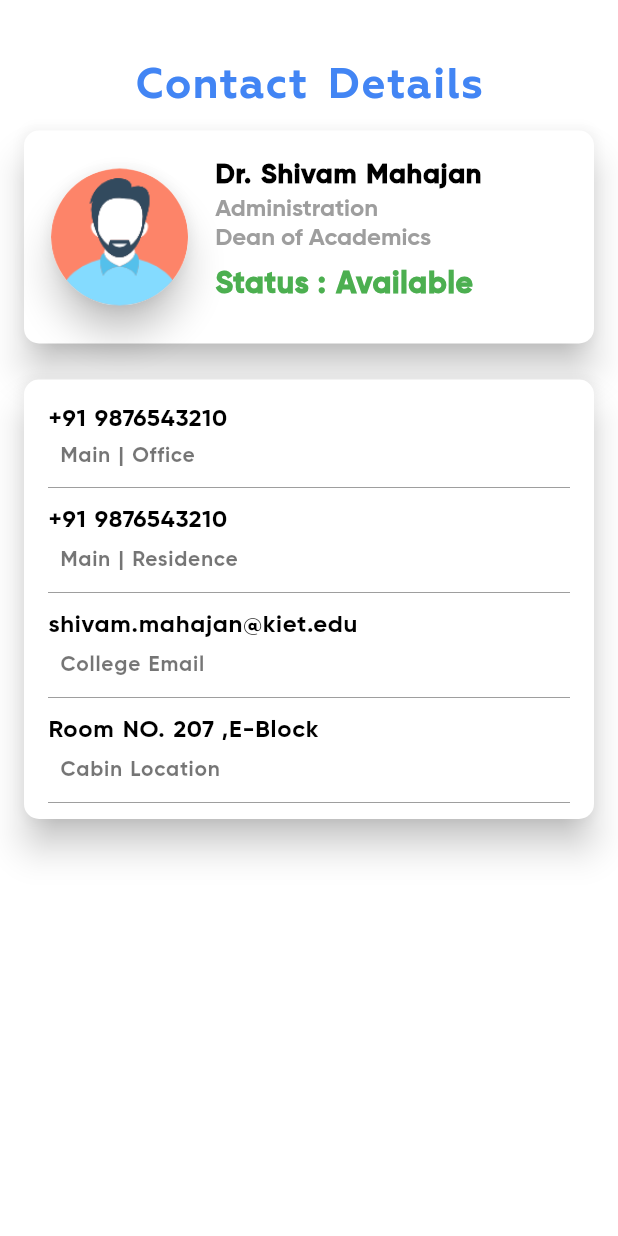
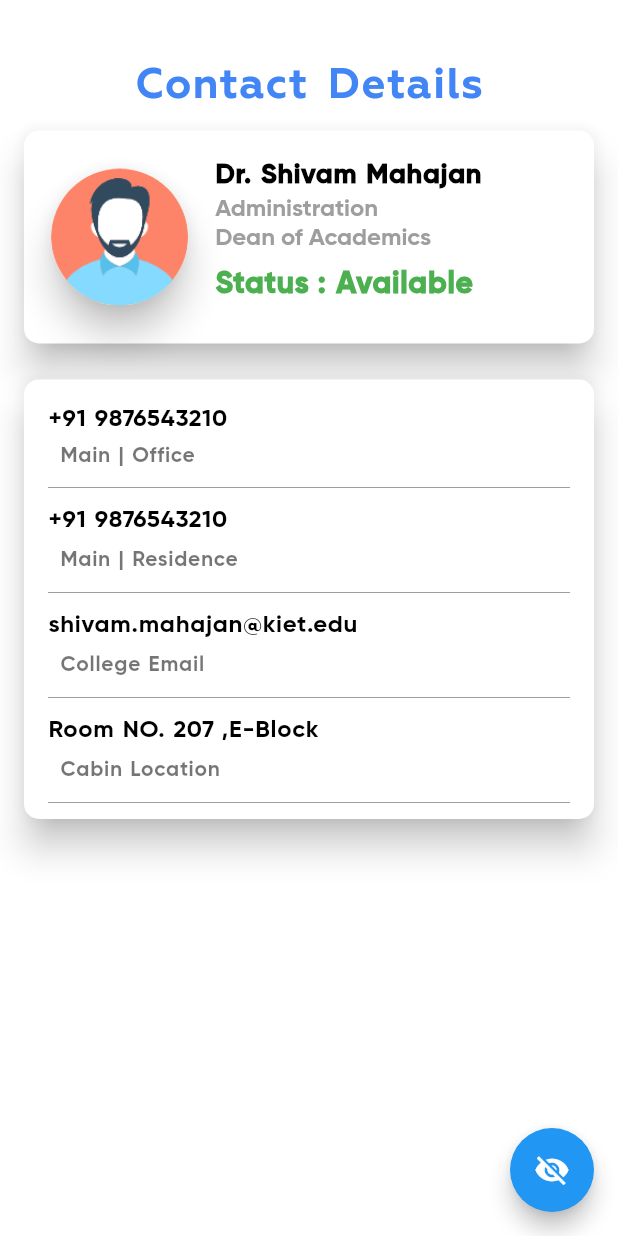
Before and after one commit to shivaniaakanksha/campus-dost-android, a Flutter app: the ContactDetails screen opened directly, on a phone screen of 412 x 824 dp. Run offline on Flutter 3.47's test engine with Material 2 defaults, Android fonts, the phone set to English and light mode, and no system bars; missing offline and left inert: flutter_custom_tabs; project files that could hold a hidden picture were left out.

Commit message:
Added Speed Dial FAB
:v:

```diff
--- a/lib/HomePage/Contacts/contactDetails.dart
+++ b/lib/HomePage/Contacts/contactDetails.dart
@@ -1,6 +1,7 @@
 // import 'package:campus_dost/more.dart';
 import 'package:flutter/cupertino.dart';
 import 'package:flutter/material.dart';
+import 'dart:math' as math;
 
 class ContactDetails extends StatefulWidget {
   @override
@@ -9,10 +10,22 @@ class ContactDetails extends StatefulWidget {
   }
 }
 
-class _ContactDetailsState extends State<ContactDetails> {
+class _ContactDetailsState extends State<ContactDetails> with TickerProviderStateMixin{
+
+  AnimationController _controller;
+
+  static const List<IconData> iconsFab = const [Icons.looks_one, Icons.looks_two, Icons.mail];
+
+  void initState() {
+    _controller = new AnimationController(
+      vsync: this,
+      duration: const Duration(milliseconds: 600),
+    );
+  }
   @override
   Widget build(BuildContext context) {
     return Scaffold(
+      resizeToAvoidBottomPadding: false,
         backgroundColor: Colors.white,
         body: SingleChildScrollView(
           child: Padding(
@@ -36,6 +49,7 @@ class _ContactDetailsState extends State<ContactDetails> {
 
 //card-1
                   Container(
+
                     height: 150.0,
                     margin: EdgeInsets.all(8.0),
                     width: double.infinity,
@@ -108,7 +122,7 @@ class _ContactDetailsState extends State<ContactDetails> {
                                       ),
                                       Padding(
                                         padding: EdgeInsets.only(
-                                            top: 10.0, bottom: 10.0),
+                                            top: 10.0),
                                           child: Text(
                                             "Status : Available",
                                             textAlign: TextAlign.center,
@@ -323,6 +337,61 @@ class _ContactDetailsState extends State<ContactDetails> {
                   // )
                 ],
               )),
-        ));
+
+        ),
+        floatingActionButton: new Column(
+          mainAxisSize: MainAxisSize.min,
+          children: new List.generate(iconsFab.length, (int index){
+            Widget child = new Container(
+              height: 70.0,
+              width: 56.0,
+              alignment: FractionalOffset.topCenter,
+              child: new ScaleTransition(
+                scale: new CurvedAnimation(
+                  parent: _controller,
+                  curve: new Interval(
+                    0.0, 1.0 - index / iconsFab.length / 2.0,
+                    curve: Curves.easeOut),
+                ),
+                child: new FloatingActionButton(
+                  heroTag: null,
+                  backgroundColor: Color(0xff4285f4),
+                  mini: true,
+                  child: new Icon(iconsFab[index],color: Colors.white),
+                  onPressed: () {
+                    if(index == 0){
+                      print(0);
+                    }
+                  },
+                ),
+              ),
+
+            );
+            return child;
+          }
+        ).toList()..add(
+          new FloatingActionButton(
+            heroTag: null,
+            child: new AnimatedBuilder(
+              animation: _controller,
+              builder: (BuildContext context,Widget child){
+                return new Transform(
+                  transform: new Matrix4.rotationZ(_controller.value * 2 * math.pi),
+                  alignment: FractionalOffset.center,
+                  child: new Icon(_controller.isDismissed ? Icons.visibility_off : Icons.visibility),
+                );
+              },
+            ),
+            onPressed: (){
+              if(_controller.isDismissed){
+                _controller.forward();
+              }else{
+                _controller.reverse();
+              }
+            },
+          )
+        ),
+        ),
+    );
   }
 }
--- a/lib/HomePage/Contacts/contacts.dart
+++ b/lib/HomePage/Contacts/contacts.dart
@@ -1,3 +1,4 @@
+import 'package:campus_dost/HomePage/Contacts/contactDetails.dart';
 import 'package:flutter/material.dart';
 
 class ContactsPage extends StatefulWidget {
@@ -75,11 +76,11 @@ class ContactItem extends StatelessWidget {
     return InkWell(
       onTap: (){
         if(text[0] == ("D")){
-          //  Navigator.push(context,
-      // MaterialPageRoute(
-        // builder: (context) => ()
-      // ),
-      // );
+           Navigator.push(context,
+      MaterialPageRoute(
+        builder: (context) => ContactDetails()
+      ),
+      );
         }else if(text[0] == "H"){
           print("h");
         }else if(text[0] == "I"){
--- a/lib/HomePage/Notices/notices.dart
+++ b/lib/HomePage/Notices/notices.dart
@@ -35,9 +35,7 @@ class _NoticesPageState extends State<NoticesPage> {
 
   Widget build(BuildContext context) {
     return new Scaffold(
-      appBar: new AppBar(
-        title: new Text("Online JSON via HTTP"),
-      ),
+
       body: new ListView.builder(
         itemCount: data == null ? 0 : data.length,
         itemBuilder: (BuildContext context, int index) {
--- a/lib/HomePage/homePage.dart
+++ b/lib/HomePage/homePage.dart
@@ -52,8 +52,8 @@ class HomePageState extends State<HomePage>{
           body: TabBarView(
             children: <Widget>[
               new ContactsPage(),
-          new ContactCard(),
-          new ContactDetails(),
+          new NoticesPage(),
+          new MorePage(),
           ],
           ),
           bottomNavigationBar: customBottomNavigationBar(context),
```
